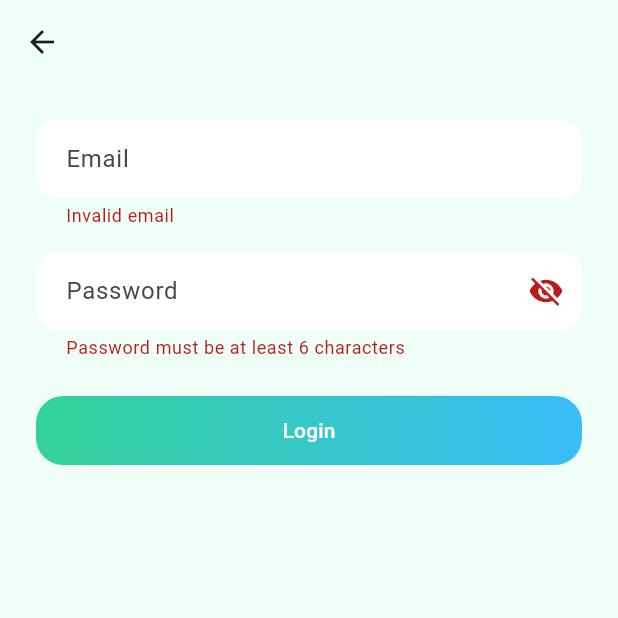
After one commit to Ou4y/rhythmtrack_app, a Flutter app: the LoginScreen screen opened directly, after a tap on "Login", on a phone screen of 412 x 824 dp, the top half of it. The commit adds this screen. Run offline on Flutter 3.47's test engine with Material 3 defaults, Android fonts, the phone set to English and light mode, and no system bars; our stand-ins replace google_fonts, supabase_flutter; accounts and stored records are empty.

Commit message:
login&welcome screens

```diff
--- /dev/null
+++ b/lib/auth/screens/login_screen.dart
@@ -0,0 +1,106 @@
+import 'package:flutter/material.dart';
+import '../services/auth_service.dart';
+import '../widgets/auth_textfield.dart';
+import '../widgets/primary_button.dart';
+import '../../home/home_screen.dart';
+
+class LoginScreen extends StatefulWidget {
+  const LoginScreen({super.key});
+
+  @override
+  State<LoginScreen> createState() => _LoginScreenState();
+}
+
+class _LoginScreenState extends State<LoginScreen> {
+  final _formKey = GlobalKey<FormState>();
+
+  final emailController = TextEditingController();
+  final passwordController = TextEditingController();
+
+  bool _obscurePassword = true;
+
+  Future<void> _login() async {
+    if (!_formKey.currentState!.validate()) return;
+
+    try {
+      await AuthService().login(
+        email: emailController.text.trim(),
+        password: passwordController.text.trim(),
+      );
+
+      Navigator.pushReplacement(
+        context,
+        MaterialPageRoute(builder: (_) => const HomeScreen()),
+      );
+    } catch (e) {
+      ScaffoldMessenger.of(context).showSnackBar(
+        SnackBar(content: Text(e.toString())),
+      );
+    }
+  }
+
+  @override
+  void dispose() {
+    emailController.dispose();
+    passwordController.dispose();
+    super.dispose();
+  }
+
+  @override
+  Widget build(BuildContext context) {
+    return Scaffold(
+      backgroundColor: const Color(0xFFEFFFF7),
+      appBar: AppBar(
+        backgroundColor: Colors.transparent,
+        elevation: 0,
+      ),
+      body: SafeArea(
+        child: SingleChildScrollView(
+          padding: const EdgeInsets.all(24),
+          child: Form(
+            key: _formKey,
+            child: Column(
+              children: [
+                AuthTextField(
+                  controller: emailController,
+                  hint: 'Email',
+                  keyboardType: TextInputType.emailAddress,
+                  validator: (v) =>
+                      v == null || !v.contains('@') ? 'Invalid email' : null,
+                ),
+
+                const SizedBox(height: 16),
+
+                AuthTextField(
+                  controller: passwordController,
+                  hint: 'Password',
+                  obscure: _obscurePassword,
+                  validator: (v) =>
+                      v == null || v.length < 6
+                          ? 'Password must be at least 6 characters'
+                          : null,
+                  suffixIcon: IconButton(
+                    icon: Icon(
+                      _obscurePassword
+                          ? Icons.visibility_off
+                          : Icons.visibility,
+                    ),
+                    onPressed: () =>
+                        setState(() => _obscurePassword = !_obscurePassword),
+                  ),
+                ),
+
+                const SizedBox(height: 24),
+
+                PrimaryButton(
+                  text: 'Login',
+                  onPressed: _login,
+                ),
+              ],
+            ),
+          ),
+        ),
+      ),
+    );
+  }
+}
```
Also changed, not shown: lib/auth/screens/welcome_screen.dart (+10 -37 lines).
